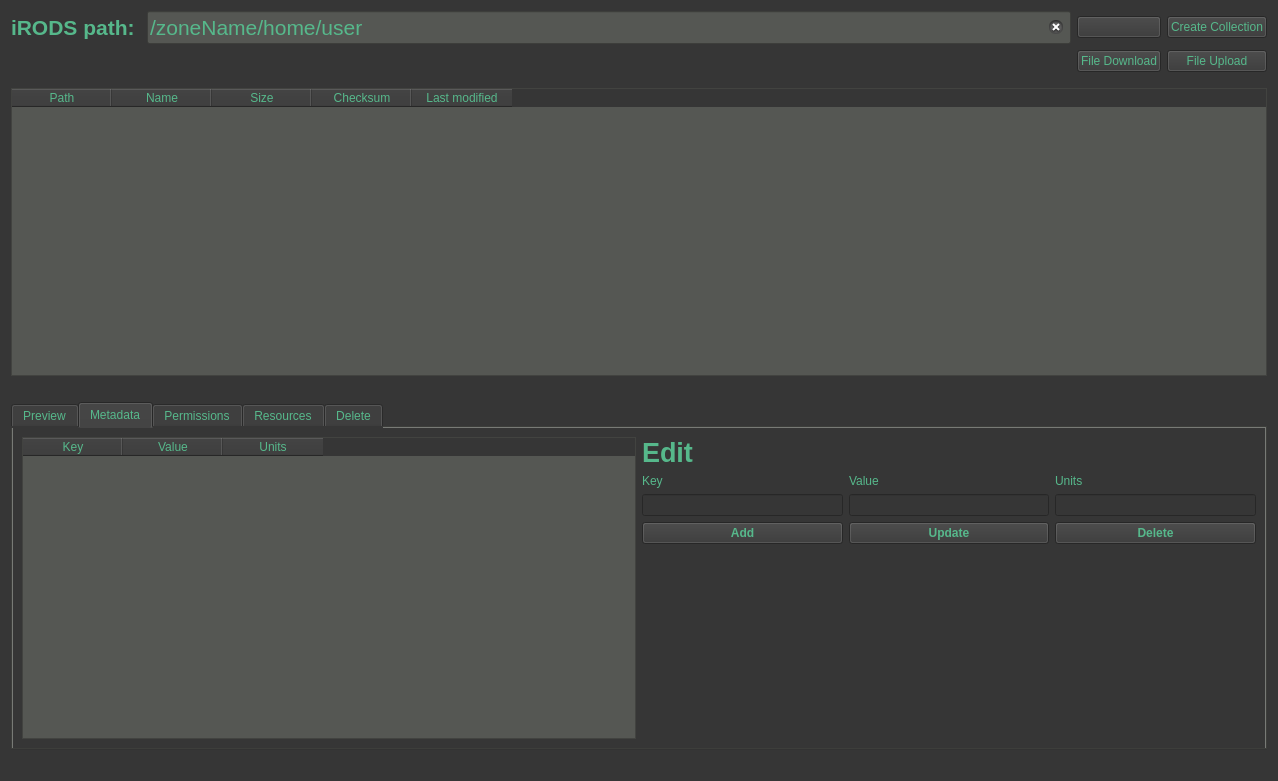
First picture: the form in gui/ui-files/tabBrowser.ui, repository iBridges-for-iRODS/iBridges, before the edit.
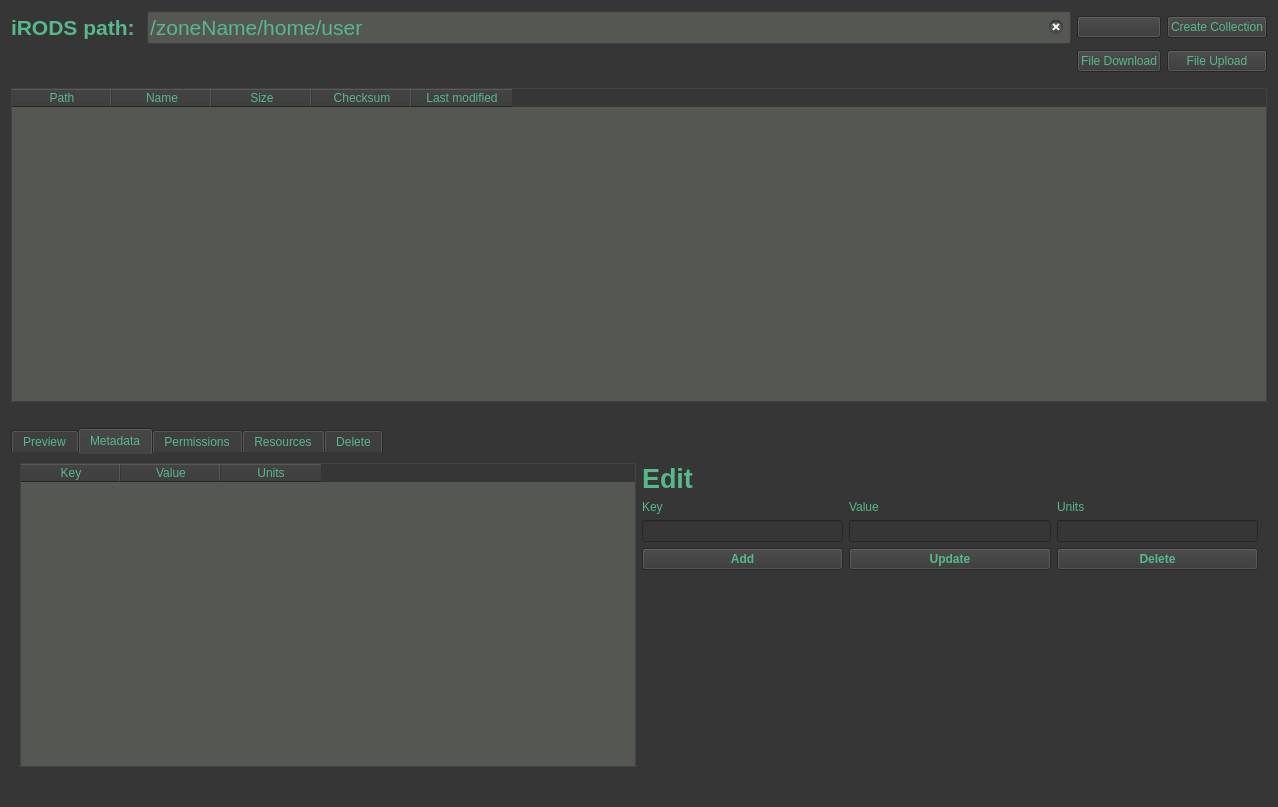
Second picture: the form after the edit. The open tabs and pages were chosen to show the change. Icons and pictures are not drawn.

Commit message: - Filetrees work now with highlighter as selection instead of checkboxes - Fixed for file system browsers in elabUpload, irodsUpAndDownload - Fixed for all iRODS tree browsers in irodsTreeView

Diff of the .ui file:
```diff
--- a/gui/ui-files/tabBrowser.ui
+++ b/gui/ui-files/tabBrowser.ui
@@ -7,7 +7,7 @@
     <x>0</x>
     <y>0</y>
     <width>1278</width>
-    <height>781</height>
+    <height>807</height>
    </rect>
   </property>
   <property name="windowTitle">
@@ -18,6 +18,7 @@
 {
 	color: rgb(86, 184, 139);
 	background-color: rgb(54, 54, 54);
+	border-color: rgb(86, 184, 139);
 	selection-background-color: rgb(58, 152, 112);
 }
 
@@ -30,6 +31,7 @@
 {
 background-color: rgb(85, 87, 83);
 selection-background-color: rgb(58, 152, 112);
+border-color: rgb(86, 184, 139);
 }
 
 QLabel#errorLabel
@@ -40,6 +42,7 @@
 QLineEdit#inputPath
 {
 background-color: rgb(85, 87, 83);
+border-color: rgb(86, 184, 139);
 }
 
 QPushButton#dataDeleteButton
@@ -315,7 +318,6 @@
           <widget class="QPushButton" name="metaUpdateButton">
            <property name="font">
             <font>
-             <weight>75</weight>
              <bold>true</bold>
             </font>
            </property>
@@ -331,7 +333,6 @@
           <widget class="QPushButton" name="metaAddButton">
            <property name="font">
             <font>
-             <weight>75</weight>
              <bold>true</bold>
             </font>
            </property>
@@ -345,7 +346,6 @@
            <property name="font">
             <font>
              <pointsize>20</pointsize>
-             <weight>75</weight>
              <bold>true</bold>
             </font>
            </property>
@@ -372,7 +372,6 @@
           <widget class="QPushButton" name="metaDeleteButton">
            <property name="font">
             <font>
-             <weight>75</weight>
              <bold>true</bold>
             </font>
            </property>
```
Left out of the diff: 5 changed lines with no effect on the pictures. The commit also changes 10 other files.
